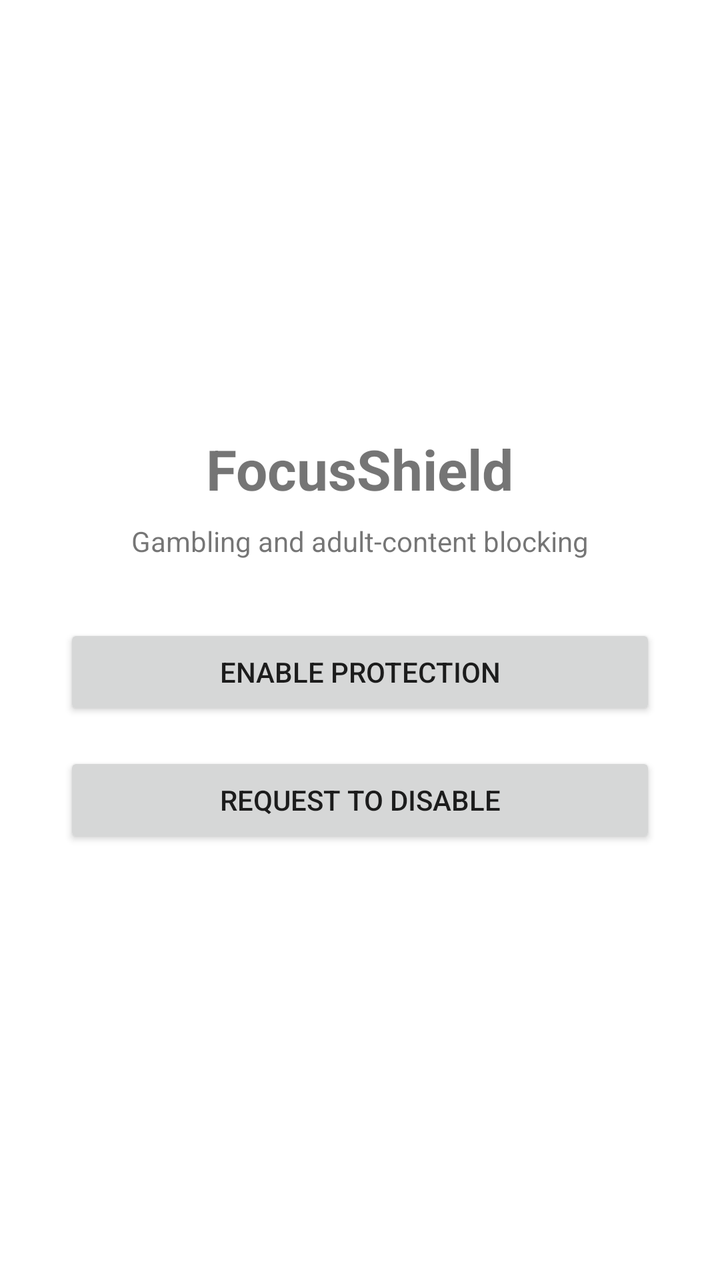
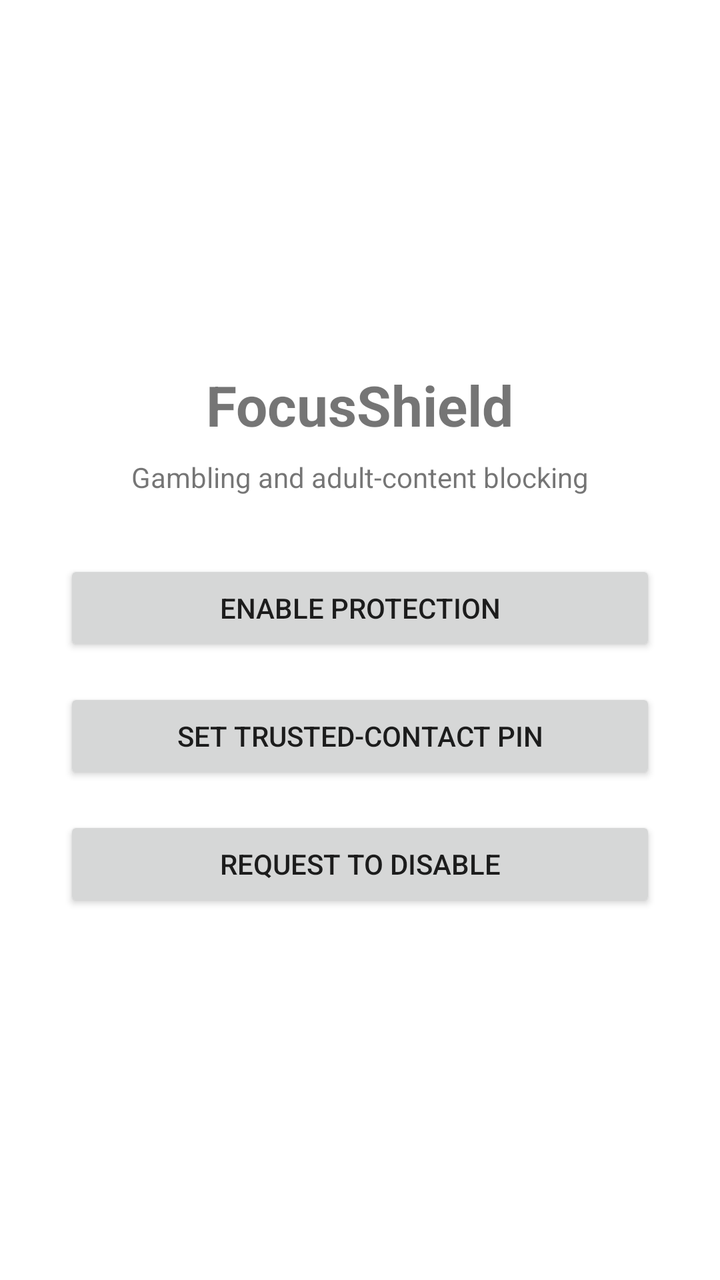

Before-and-after screenshots of an Android layout around one commit, followed by the original layout XML and the change that was made.
<!-- AndroidManifest.xml: application theme Theme.FocusShield -->
<!-- res/layout/activity_main.xml -->
<?xml version="1.0" encoding="utf-8"?>
<LinearLayout xmlns:android="http://schemas.android.com/apk/res/android"
    android:layout_width="match_parent"
    android:layout_height="match_parent"
    android:orientation="vertical"
    android:gravity="center"
    android:padding="32dp">

    <TextView
        android:layout_width="wrap_content"
        android:layout_height="wrap_content"
        android:text="FocusShield"
        android:textSize="28sp"
        android:textStyle="bold"
        android:layout_marginBottom="8dp" />

    <TextView
        android:layout_width="wrap_content"
        android:layout_height="wrap_content"
        android:text="Gambling and adult-content blocking"
        android:textSize="14sp"
        android:layout_marginBottom="32dp" />

    <Button
        android:id="@+id/btnEnableProtection"
        android:layout_width="match_parent"
        android:layout_height="wrap_content"
        android:text="Enable Protection" />

    <Button
        android:id="@+id/btnRequestDisable"
        android:layout_width="match_parent"
        android:layout_height="wrap_content"
        android:layout_marginTop="16dp"
        android:text="Request to Disable" />

</LinearLayout>
<!-- resources referenced by this layout -->
<resources>
  <style name="Theme.FocusShield" parent="Theme.MaterialComponents.DayNight.NoActionBar">
          <item name="colorPrimary">#2E5EAA</item>
          <item name="colorPrimaryDark">#1A3D7A</item>
          <item name="colorAccent">#2E5EAA</item>
      </style>
</resources>

<!-- the commit's change to res/layout/activity_main.xml (unified diff, before → after) -->
@@ -28,6 +28,13 @@
         android:text="Enable Protection" />
 
     <Button
+        android:id="@+id/btnSetPin"
+        android:layout_width="match_parent"
+        android:layout_height="wrap_content"
+        android:layout_marginTop="16dp"
+        android:text="Set Trusted-Contact PIN" />
+
+    <Button
         android:id="@+id/btnRequestDisable"
         android:layout_width="match_parent"
         android:layout_height="wrap_content"
